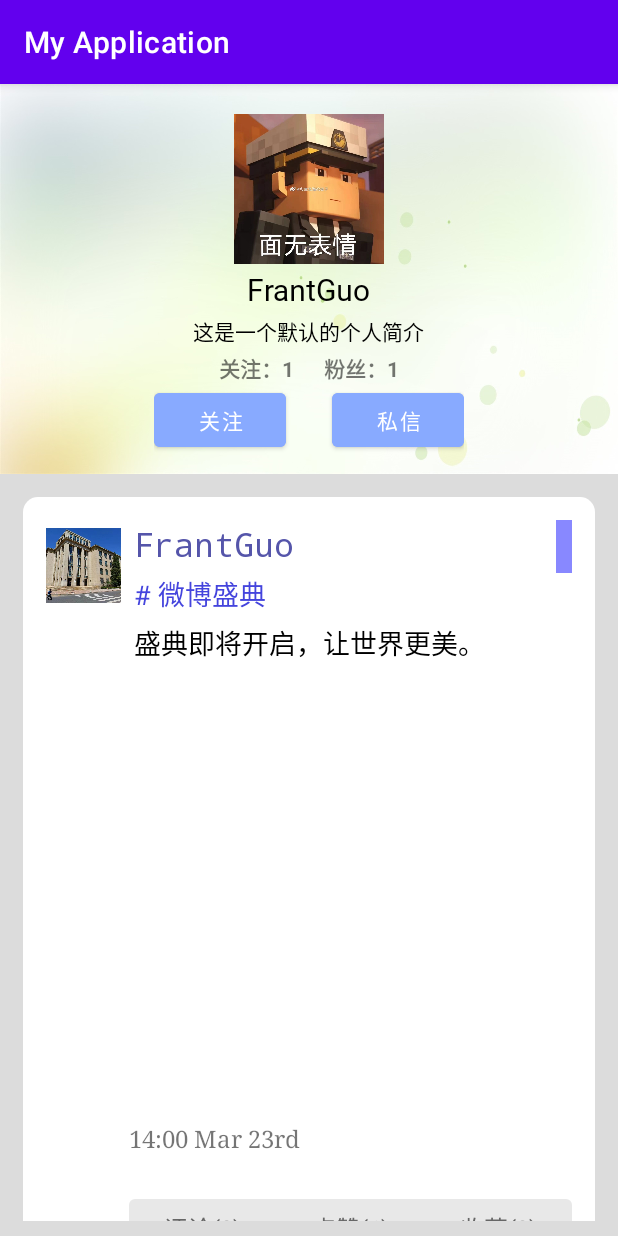
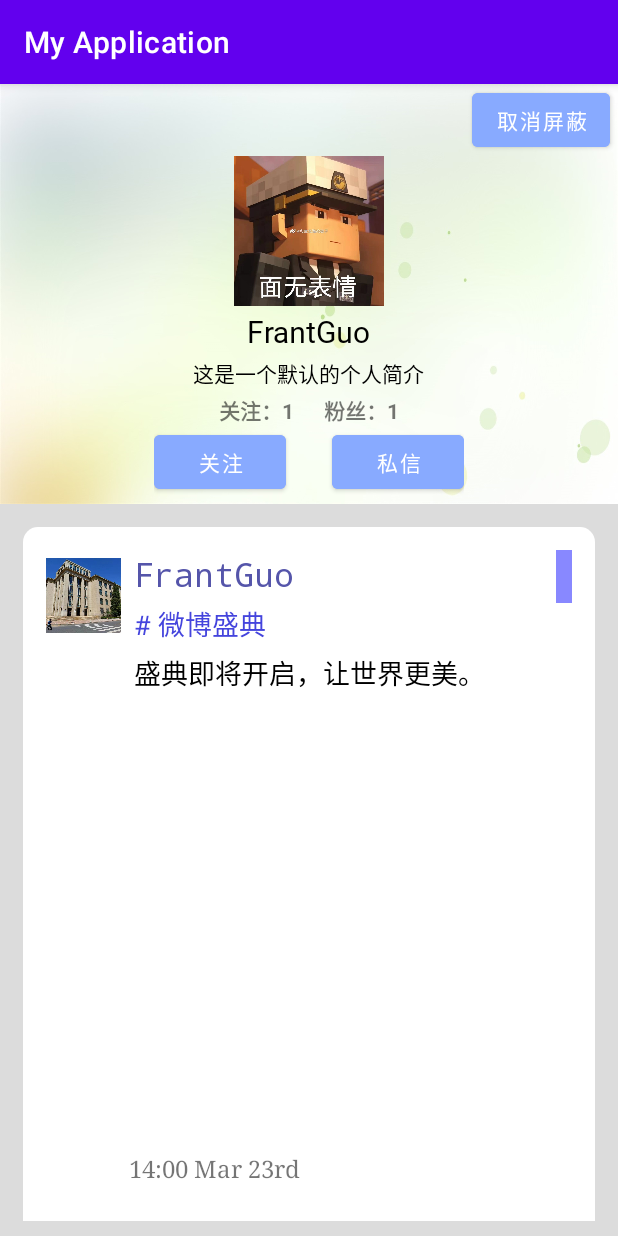
Before and after one commit to YF-T/bighomework, an Android app: the PersonalHomepageActivity screen opened directly, with no data from a screen before it, after a tap on "关注", on a phone screen of 412 x 824 dp. Run offline under Robolectric (Android 15) with nearby library versions, the phone set to English and light mode, and no system bars; libraries missing offline, so code that uses them is left out: io.noties.markwon; pictures from the network do not load; Roboto replaces fonts that are not available here; 2 statements that could not run were skipped; 2 other taps on this screen came first.

Commit message:
Update: 个人主页增加屏蔽按钮

```diff
--- a/app/app/src/main/java/com/example/myapplication/PersonalHomepageActivity.java
+++ b/app/app/src/main/java/com/example/myapplication/PersonalHomepageActivity.java
@@ -34,6 +34,7 @@ public class PersonalHomepageActivity extends AppCompatActivity {
     private DongTaiAdapter dongTaiAdapter;
     private Button followOrUnfollow;
     private Button sendMessage;
+    private Button banButton;
 
     @Override
     protected void onCreate(Bundle savedInstanceState) {
@@ -48,6 +49,7 @@ public class PersonalHomepageActivity extends AppCompatActivity {
         recyclerView = findViewById(R.id.recyclerview);
         followOrUnfollow = findViewById(R.id.follow);
         sendMessage = findViewById(R.id.send_message);
+        banButton = findViewById(R.id.banButton);
 
         // Set the user information
         imageView.setImageResource(R.drawable.touxiang);
@@ -85,6 +87,28 @@ public class PersonalHomepageActivity extends AppCompatActivity {
             @Override
             public void onClick(View v){
                 // 结合当前状态判定是关注还是取关，需要调用
+                boolean followed = false;
+                if(followed){
+                    // 已经关注则取关
+                    followOrUnfollow.setText("取关");
+                }
+                else{
+                    followOrUnfollow.setText("关注");
+                }
+            }
+        });
+
+        banButton.setOnClickListener(new View.OnClickListener(){
+            @Override
+            public void onClick(View v){
+                boolean banned = false;
+                if(banned){
+                    // 已经拉黑，则从黑名单中移出
+                    banButton.setText("将TA屏蔽");
+                }
+                else{
+                    banButton.setText("取消屏蔽");
+                }
             }
         });
 
--- a/app/app/src/main/res/layout/fragment_personal_posts.xml
+++ b/app/app/src/main/res/layout/fragment_personal_posts.xml
@@ -7,18 +7,25 @@
     <LinearLayout
         android:id="@+id/user_info"
         android:layout_width="match_parent"
-        android:layout_height="260dp"
+        android:layout_height="280dp"
         android:background="@drawable/backimg"
         android:orientation="vertical"
         app:layout_constraintTop_toTopOf="parent">
 
+        <Button
+            android:id="@+id/banButton"
+            android:layout_width="wrap_content"
+            android:layout_height="wrap_content"
+            android:layout_gravity="right"
+            android:layout_marginRight="5dp"
+            android:backgroundTint="@color/tint_blue"
+            android:text="将TA屏蔽" />
 
         <ImageView
             android:id="@+id/imageView"
             android:layout_width="100dp"
             android:layout_height="100dp"
             android:layout_gravity="center"
-            android:layout_marginTop="20dp"
             app:srcCompat="@drawable/touxiang" />
 
         <TextView
```
